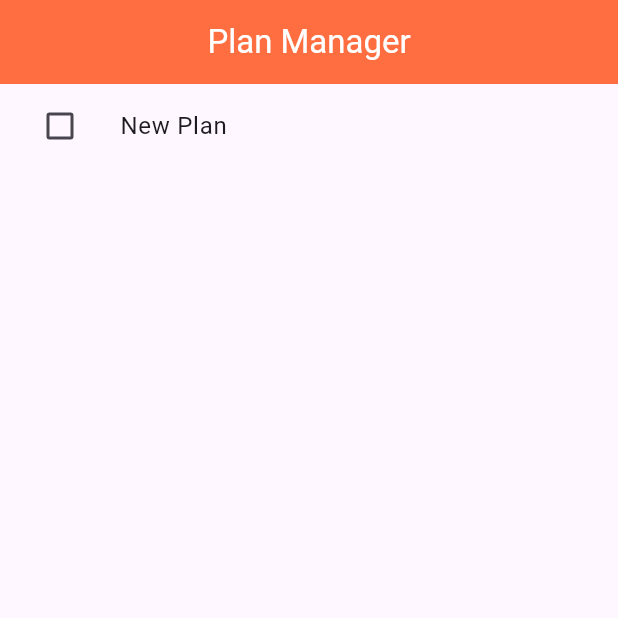
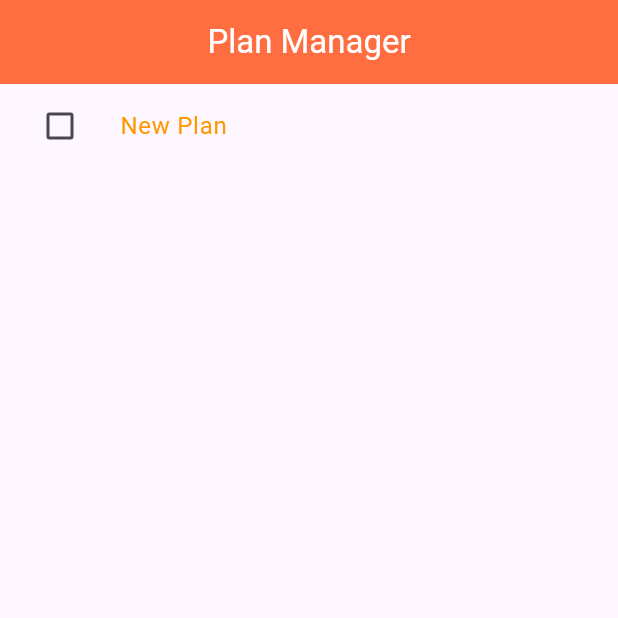
Before and after one commit to SteveT2023/PlanManagement, a Flutter app: the screen it shows after launch, after a tap on "Create Plan", on a phone screen of 412 x 824 dp, the top half of it. Run offline on Flutter 3.47's test engine with Material 3 defaults, Android fonts, the phone set to English and light mode, and no system bars.

Commit message:
Implement color-coded for complete and pending plans.

```diff
--- a/lib/main.dart
+++ b/lib/main.dart
@@ -87,7 +87,7 @@ class _PlanManagerScreenState extends State<PlanManagerScreen> {
                           _editName(index, newName);
                         },
                       )
-                    : Text(plans[index]['name']),
+                    : Text(plans[index]['name'], style: TextStyle(color: plans[index]['completed'] ? Colors.green : Colors.orange)),
               ),
               leading: Checkbox(
                 value: plans[index]['completed'],
```
